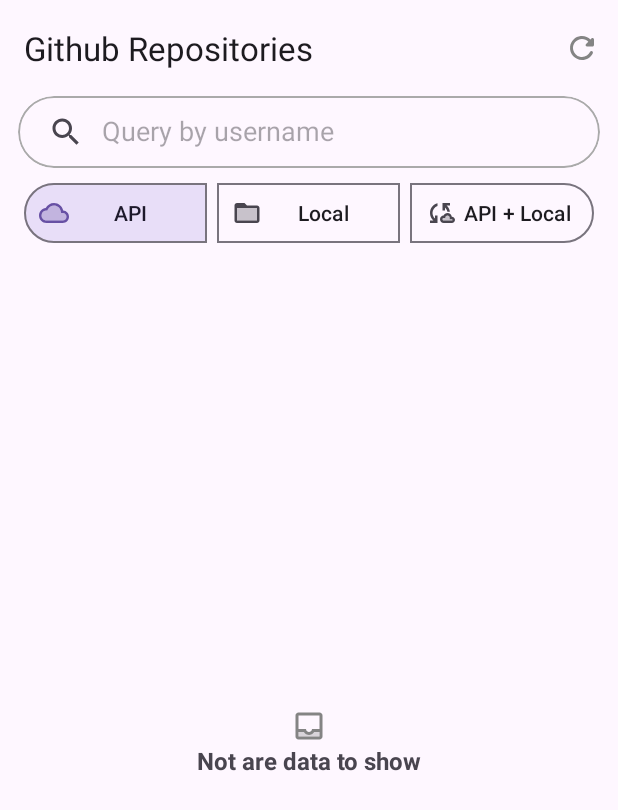
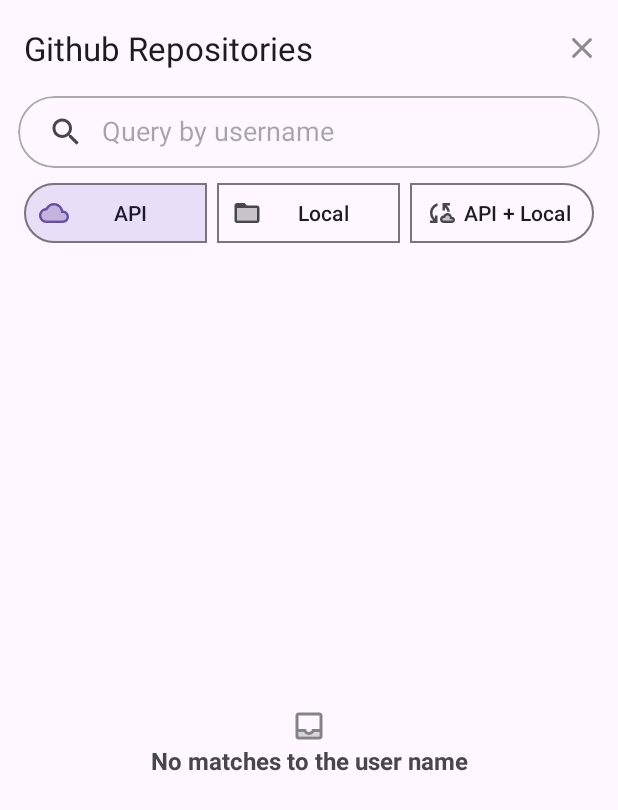
Before and after one commit to crisacm/paging3, an Android app: the screen it shows after launch (MainActivity), after a tap on "Reload", on a phone screen of 412 x 824 dp. Shown: the top 810 px of the screen. Run offline under Robolectric (Android 15) with nearby library versions, the phone set to English and light mode, and no system bars; our stand-ins replace Dagger/Hilt's generated code, paging.

Commit message:
feat: behavior improvements in API and Local user repos queries

```diff
--- a/app/src/main/java/com/github/crisacm/xmlpaging3/presentation/main/MainActivity.kt
+++ b/app/src/main/java/com/github/crisacm/xmlpaging3/presentation/main/MainActivity.kt
@@ -1,6 +1,7 @@
 package com.github.crisacm.xmlpaging3.presentation.main
 
 import android.os.Bundle
+import android.util.Log
 import android.view.Menu
 import android.view.MenuInflater
 import android.view.MenuItem
@@ -11,7 +12,9 @@ import androidx.appcompat.app.AppCompatActivity
 import androidx.appcompat.widget.SearchView.OnQueryTextListener
 import androidx.core.view.MenuProvider
 import androidx.lifecycle.lifecycleScope
+import androidx.paging.LoadState
 import androidx.paging.PagingData
+import androidx.paging.log
 import androidx.recyclerview.widget.DividerItemDecoration
 import androidx.recyclerview.widget.LinearLayoutManager
 import com.github.crisacm.xmlpaging3.R
@@ -22,8 +25,10 @@ import com.github.crisacm.xmlpaging3.presentation.main.adapter.ReposLoadStateAda
 import com.github.crisacm.xmlpaging3.presentation.main.viewModel.GithubViewModel
 import dagger.hilt.android.AndroidEntryPoint
 import kotlinx.coroutines.Job
+import kotlinx.coroutines.flow.collect
 import kotlinx.coroutines.flow.collectLatest
 import kotlinx.coroutines.flow.distinctUntilChanged
+import kotlinx.coroutines.flow.map
 import kotlinx.coroutines.launch
 import javax.inject.Inject
 
@@ -32,9 +37,6 @@ class MainActivity : AppCompatActivity() {
   private lateinit var binding: ActivityMainBinding
 
   private val viewModel by viewModels<GithubViewModel>()
-
-  @Inject
-  lateinit var githubApi: GithubApi
 
   private val adapter by lazy { ReposAdapter() }
 
@@ -47,7 +49,7 @@ class MainActivity : AppCompatActivity() {
 
     setSupportActionBar(binding.toolbar)
     supportActionBar?.setDisplayShowTitleEnabled(true)
-    supportActionBar?.title = "Github Repositories"
+    supportActionBar?.title = getString(R.string.github_repositories)
 
     addMenuProvider(object : MenuProvider {
       override fun onCreateMenu(menu: Menu, menuInflater: MenuInflater) {
@@ -55,9 +57,8 @@ class MainActivity : AppCompatActivity() {
       }
 
       override fun onMenuItemSelected(menuItem: MenuItem): Boolean {
-        if (menuItem.itemId == R.id.action_reload) {
-          Toast.makeText(this@MainActivity, "Reload data", Toast.LENGTH_SHORT).show()
-          searchByUsername(binding.searchView.query.toString())
+        if (menuItem.itemId == R.id.action_clear) {
+          clearData()
         }
 
         return true
@@ -76,6 +77,23 @@ class MainActivity : AppCompatActivity() {
       footer = ReposLoadStateAdapter { adapter.retry() }
     )
 
+    lifecycleScope.launch {
+      adapter.loadStateFlow
+        .distinctUntilChanged()
+        .collect { ls ->
+          logI("LoadState: $ls")
+          logI("Count: ${adapter.itemCount}")
+
+          if (ls.refresh is LoadState.NotLoading && ls.append.endOfPaginationReached && adapter.itemCount < 1) {
+            manageRecyclerStates(RecyclerStates.ERROR)
+          }
+
+          if (ls.refresh is LoadState.NotLoading && adapter.itemCount > 1) {
+            manageRecyclerStates(RecyclerStates.LOADED)
+          }
+        }
+    }
+
     binding.buttonToggleGroup.addOnButtonCheckedListener { _, _, isChecked ->
       if (isChecked) clearData()
     }
@@ -88,11 +106,13 @@ class MainActivity : AppCompatActivity() {
 
       override fun onQueryTextChange(newText: String?): Boolean = true
     })
+
+    manageRecyclerStates(RecyclerStates.EMPTY)
   }
 
   private fun clearData() {
     lifecycleScope.launch {
-      binding.textEmpty.visibility = View.VISIBLE
+      manageRecyclerStates(RecyclerStates.EMPTY)
       adapter.submitData(PagingData.empty())
     }
   }
@@ -100,28 +120,77 @@ class MainActivity : AppCompatActivity() {
   private fun searchByUsername(username: String) {
     queryJob?.cancel()
     queryJob = lifecycleScope.launch {
+      manageRecyclerStates(RecyclerStates.LOADING)
       adapter.submitData(PagingData.empty())
 
       if (binding.buttonRemote.isChecked) {
         viewModel.fetchRepos(username).distinctUntilChanged().collectLatest {
           adapter.submitData(it)
-          binding.textEmpty.visibility = if (adapter.snapshot().isEmpty()) View.VISIBLE else View.GONE
+          adapter.loadStateFlow.collect { ls ->
+            if (ls.refresh is LoadState.NotLoading && ls.append.endOfPaginationReached && adapter.itemCount < 1) {
+              manageRecyclerStates(RecyclerStates.EMPTY)
+            } else {
+              manageRecyclerStates(RecyclerStates.LOADED)
+            }
+          }
         }
       }
 
       if (binding.buttonLocal.isChecked) {
         viewModel.getRepos(username).distinctUntilChanged().collectLatest {
           adapter.submitData(it)
-          binding.textEmpty.visibility = if (adapter.snapshot().isEmpty()) View.VISIBLE else View.GONE
         }
       }
 
       if (binding.buttonRemoteLocal.isChecked) {
         viewModel.fetchGetRepos(username).distinctUntilChanged().collectLatest {
           adapter.submitData(it)
-          binding.textEmpty.visibility = if (adapter.snapshot().isEmpty()) View.VISIBLE else View.GONE
+          manageRecyclerStates(RecyclerStates.LOADED)
         }
       }
     }
   }
+
+  private fun manageRecyclerStates(states: RecyclerStates) {
+    when (states) {
+      RecyclerStates.LOADING -> {
+        binding.progressBar.visibility = View.VISIBLE
+        binding.textError.visibility = View.GONE
+        binding.textEmpty.visibility = View.GONE
+      }
+
+      RecyclerStates.LOADED -> {
+        binding.progressBar.visibility = View.GONE
+        binding.textError.visibility = View.GONE
+        binding.textEmpty.visibility = View.GONE
+      }
+
+      RecyclerStates.ERROR -> {
+        binding.progressBar.visibility = View.GONE
+        binding.textError.visibility = View.VISIBLE
+        binding.textEmpty.visibility = View.GONE
+      }
+
+      RecyclerStates.EMPTY -> {
+        binding.progressBar.visibility = View.GONE
+        binding.textError.visibility = View.GONE
+        binding.textEmpty.visibility = View.VISIBLE
+      }
+    }
+  }
+
+  enum class RecyclerStates {
+    LOADING,
+    LOADED,
+    ERROR,
+    EMPTY
+  }
+
+  private fun logI(msg: String) {
+    Log.i("Testing:I", msg)
+  }
+
+  private fun logE(msg: String) {
+    Log.e("Testing:E", msg)
+  }
 }
--- /dev/null
+++ b/app/src/main/res/drawable/ic_clear.xml
@@ -0,0 +1,5 @@
+<vector xmlns:android="http://schemas.android.com/apk/res/android" android:height="24dp" android:tint="#8C8C8C" android:viewportHeight="24" android:viewportWidth="24" android:width="24dp">
+
+    <path android:fillColor="@android:color/white" android:pathData="M18.3,5.71c-0.39,-0.39 -1.02,-0.39 -1.41,0L12,10.59 7.11,5.7c-0.39,-0.39 -1.02,-0.39 -1.41,0 -0.39,0.39 -0.39,1.02 0,1.41L10.59,12 5.7,16.89c-0.39,0.39 -0.39,1.02 0,1.41 0.39,0.39 1.02,0.39 1.41,0L12,13.41l4.89,4.89c0.39,0.39 1.02,0.39 1.41,0 0.39,-0.39 0.39,-1.02 0,-1.41L13.41,12l4.89,-4.89c0.38,-0.38 0.38,-1.02 0,-1.4z"/>
+
+</vector>
--- a/app/src/main/res/layout/activity_main.xml
+++ b/app/src/main/res/layout/activity_main.xml
@@ -96,6 +96,20 @@
         app:layout_constraintTop_toBottomOf="@id/linear_search" />
 
     <TextView
+        android:id="@+id/textError"
+        android:layout_width="match_parent"
+        android:layout_height="wrap_content"
+        android:gravity="center"
+        android:paddingStart="24dp"
+        android:paddingEnd="24dp"
+        android:text="@string/no_matches_to_the_user_name"
+        android:textSize="16sp"
+        android:textStyle="bold"
+        app:drawableTopCompat="@drawable/ic_inbox"
+        app:layout_constraintBottom_toBottomOf="parent"
+        app:layout_constraintTop_toBottomOf="@id/linear_search" />
+
+    <TextView
         android:id="@+id/textEmpty"
         android:layout_width="match_parent"
         android:layout_height="wrap_content"
@@ -108,4 +122,13 @@
         app:drawableTopCompat="@drawable/ic_inbox"
         app:layout_constraintBottom_toBottomOf="parent"
         app:layout_constraintTop_toBottomOf="@id/linear_search" />
+
+    <ProgressBar
+        android:id="@+id/progress_bar"
+        android:layout_width="wrap_content"
+        android:layout_height="wrap_content"
+        app:layout_constraintBottom_toBottomOf="parent"
+        app:layout_constraintEnd_toEndOf="parent"
+        app:layout_constraintStart_toStartOf="parent"
+        app:layout_constraintTop_toBottomOf="@id/linear_search" />
 </androidx.constraintlayout.widget.ConstraintLayout>
--- a/app/src/main/res/menu/menu_main.xml
+++ b/app/src/main/res/menu/menu_main.xml
@@ -3,8 +3,8 @@
     xmlns:app="http://schemas.android.com/apk/res-auto"
     xmlns:tools="http://schemas.android.com/tools">
     <item
-        android:id="@+id/action_reload"
-        android:icon="@drawable/ic_refresh"
+        android:id="@+id/action_clear"
+        android:icon="@drawable/ic_clear"
         android:iconTint="@android:color/white"
         android:title="@string/action_reload"
         app:showAsAction="always"
--- a/app/src/main/res/values/strings.xml
+++ b/app/src/main/res/values/strings.xml
@@ -5,4 +5,6 @@
     <string name="local">Local</string>
     <string name="api_plus_local">API + Local</string>
     <string name="not_are_data_to_show">Not are data to show</string>
+    <string name="github_repositories">Github Repositories</string>
+    <string name="no_matches_to_the_user_name">No matches to the user name</string>
 </resources>
```
